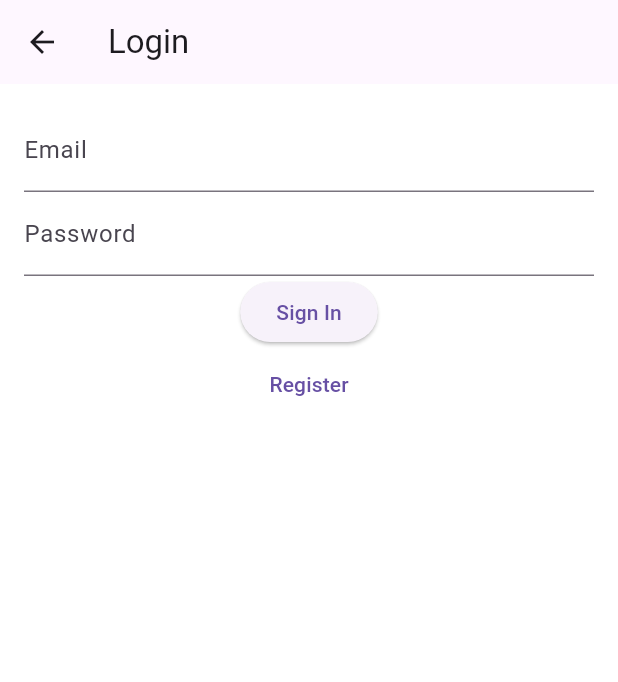
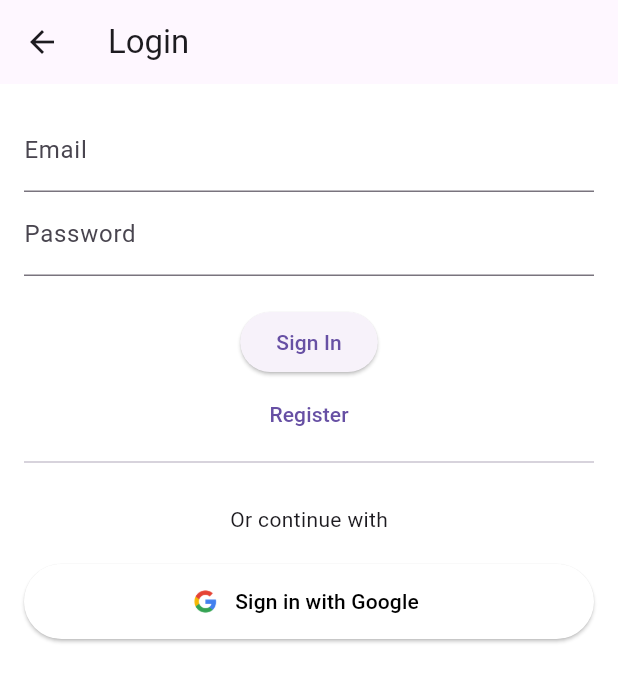
Before and after one commit to kambalashanmukh/NewzBot, a Flutter app: the screen it shows after launch, in the side drawer, after a tap on "Login", on a phone screen of 412 x 824 dp. Shown: the top 682 px of the screen. Run offline on Flutter 3.47's test engine with Material 3 defaults, Android fonts, the phone set to English and light mode, and no system bars; our stand-ins replace firebase_auth, firebase_core, fl_chart, google_sign_in, hive, hive_flutter and 1 more; missing offline and left inert: webview_flutter_android; accounts and stored records are empty; network calls fail.

Commit message:
feat: add Google Sign-In functionality and update login screen UI

```diff
--- a/lib/auth_service.dart
+++ b/lib/auth_service.dart
@@ -53,7 +53,7 @@ class AuthService {
       UserCredential result = await _auth.signInWithCredential(credential);
       return result.user;
     } catch (e) {
-      print(e);
+      print('Google sign-in error: $e');
       return null;
     }
   }
--- a/lib/login_screen.dart
+++ b/lib/login_screen.dart
@@ -24,6 +24,7 @@ class LoginScreen extends StatelessWidget {
               obscureText: true,
               decoration: const InputDecoration(labelText: 'Password'),
             ),
+            const SizedBox(height: 20),
             ElevatedButton(
               onPressed: () async {
                 final user = await authService.signInWithEmail(
@@ -48,6 +49,29 @@ class LoginScreen extends StatelessWidget {
               },
               child: const Text('Register'),
             ),
+            const Divider(thickness: 1),
+            const SizedBox(height: 20),
+            const Text('Or continue with'),
+            const SizedBox(height: 20),
+            ElevatedButton.icon(
+              style: ElevatedButton.styleFrom(
+                backgroundColor: Colors.white,
+                foregroundColor: Colors.black,
+                minimumSize: const Size(double.infinity, 50),
+              ),
+              icon: Image.asset(
+                'lib/Icons/google.png', // Add a Google icon asset
+                height: 24,
+                width: 24,
+              ),
+              label: const Text('Sign in with Google'),
+              onPressed: () async {
+                final user = await authService.signInWithGoogle();
+                if (user != null) {
+                  Navigator.pop(context);
+                }
+              },
+            ),
           ],
         ),
       ),
```
Also changed, not shown: lib/Icons/google.png (added), 1 other file.
